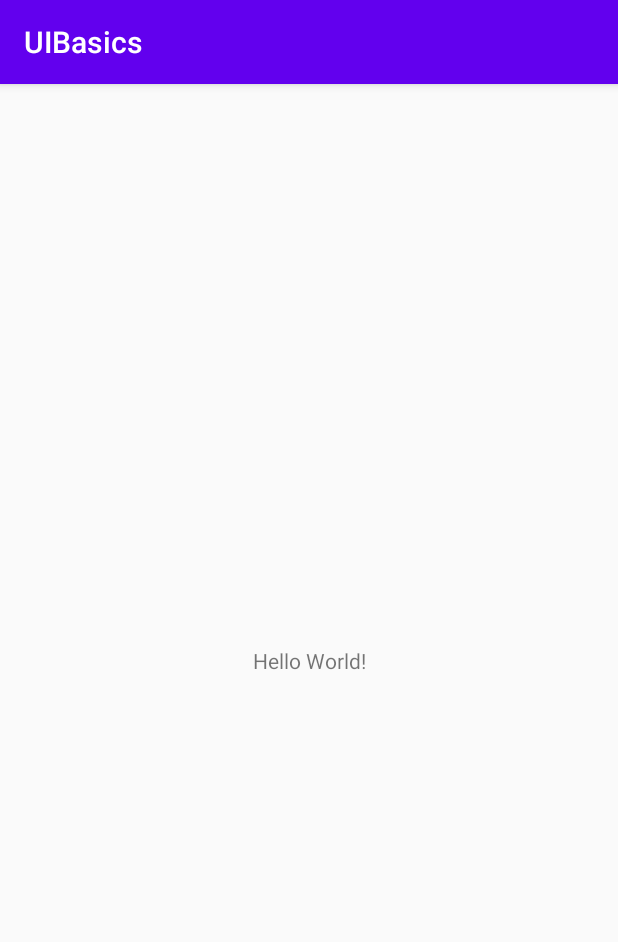
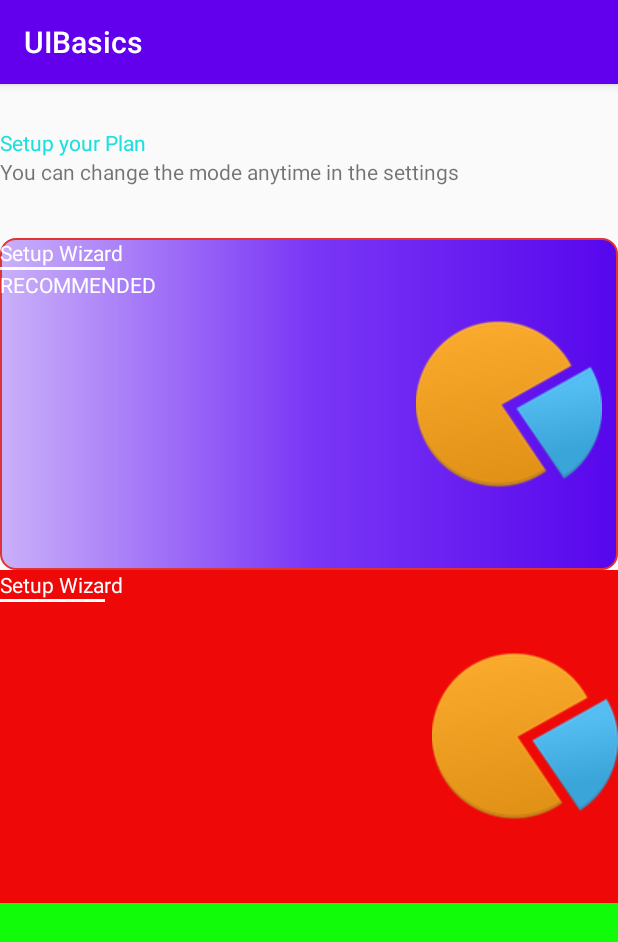
Before and after one commit to saraschandraa-m/oct2020_ui, an Android app: the screen it shows after launch (MainActivity), on a phone screen of 412 x 824 dp. Shown: the top 942 px of the screen. Run offline under Robolectric (Android 15) with nearby library versions, the phone set to English and light mode, and no system bars.

Commit message:
08Oct2020 Session Code

```diff
--- a/app/src/main/res/drawable/bg_crect_1.xml
+++ b/app/src/main/res/drawable/bg_crect_1.xml
@@ -5,14 +5,13 @@
     <stroke android:color="#E03434"
         android:width="1dp"/>
 
-    <corners android:topLeftRadius="50dp"
-        android:bottomRightRadius="50dp"/>
+    <corners android:radius="10dp"/>
 
 <!--    <solid android:color="@color/colorAccent"/>-->
 
-    <gradient android:startColor="#FC0707"
-        android:centerColor="#9EE762"
-        android:endColor="#1CF1B1"
-        android:angle="135"/>
+    <gradient android:startColor="#5706EC"
+        android:centerColor="#7A37F6"
+        android:endColor="#CAB0F9"
+        android:angle="180"/>
 
 </shape>
--- a/app/src/main/res/layout/activity_main.xml
+++ b/app/src/main/res/layout/activity_main.xml
@@ -1,18 +1,135 @@
 <?xml version="1.0" encoding="utf-8"?>
-<androidx.constraintlayout.widget.ConstraintLayout xmlns:android="http://schemas.android.com/apk/res/android"
+<LinearLayout xmlns:android="http://schemas.android.com/apk/res/android"
     xmlns:app="http://schemas.android.com/apk/res-auto"
     xmlns:tools="http://schemas.android.com/tools"
     android:layout_width="match_parent"
     android:layout_height="match_parent"
+    android:orientation="vertical"
+    android:id="@+id/main_parent"
     tools:context=".MainActivity">
 
+
     <TextView
-        android:layout_width="wrap_content"
-        android:layout_height="wrap_content"
-        android:text="Hello World!"
-        app:layout_constraintBottom_toBottomOf="parent"
-        app:layout_constraintLeft_toLeftOf="parent"
-        app:layout_constraintRight_toRightOf="parent"
-        app:layout_constraintTop_toTopOf="parent" />
+        android:layout_width="match_parent"
+        android:layout_height="0dp"
+        android:layout_weight="0.4"/>
 
-</androidx.constraintlayout.widget.ConstraintLayout>
+    <LinearLayout
+        android:layout_width="match_parent"
+        android:layout_height="0dp"
+        android:id="@+id/chidl1"
+        android:orientation="vertical"
+        android:layout_weight="1">
+
+        <TextView
+            android:layout_width="wrap_content"
+            android:layout_height="wrap_content"
+            android:textColor="#1ae1df"
+            android:text="@string/home_setup" />
+
+        <TextView
+            android:layout_width="wrap_content"
+            android:layout_height="wrap_content"
+            android:text="You can change the mode anytime in the settings"/>
+
+    </LinearLayout>
+
+    <LinearLayout
+        android:id="@+id/chidl"
+        android:layout_width="match_parent"
+        android:layout_height="0dp"
+        android:background="@drawable/bg_crect_1"
+        android:orientation="horizontal"
+        android:layout_weight="3">
+
+        <LinearLayout
+            android:id="@+id/child21"
+            android:layout_width="0dp"
+            android:layout_height="match_parent"
+            android:orientation="vertical"
+            android:layout_weight="0.65">
+
+
+            <TextView
+                android:layout_width="wrap_content"
+                android:layout_height="wrap_content"
+                android:textColor="#ffffff"
+                android:text="Setup Wizard"
+                android:textSize="14sp"/>
+
+
+            <View
+                android:layout_width="70dp"
+                android:layout_height="2dp"
+                android:background="#ffffff"/>
+
+            <TextView
+                android:layout_width="wrap_content"
+                android:layout_height="wrap_content"
+                android:text="RECOMMENDED"
+                android:textColor="#ffffff"/>
+
+        </LinearLayout>
+
+
+        <LinearLayout
+            android:id="@+id/child22"
+            android:layout_width="0dp"
+            android:layout_height="match_parent"
+            android:gravity="center"
+            android:layout_weight="0.35">
+
+
+            <ImageView
+                android:layout_width="wrap_content"
+                android:layout_height="wrap_content"
+                android:src="@drawable/pie_chart_img"/>
+
+        </LinearLayout>
+
+    </LinearLayout>
+
+    <RelativeLayout
+        android:id="@+id/child3"
+        android:layout_width="match_parent"
+        android:layout_height="0dp"
+        android:background="@color/colorRed"
+        android:layout_weight="3">
+
+
+        <ImageView
+            android:layout_width="wrap_content"
+            android:layout_height="wrap_content"
+            android:layout_alignParentEnd="true"
+            android:layout_centerVertical="true"
+            android:src="@drawable/pie_chart_img"/>
+
+
+        <TextView
+            android:id="@+id/tv_setup_wizard"
+            android:layout_width="wrap_content"
+            android:layout_height="wrap_content"
+            android:text="Setup Wizard"
+            android:textColor="#ffffff"
+            android:layout_alignParentTop="true"
+            android:layout_alignParentStart="true"/>
+
+        <View
+            android:id="@+id/vw_setup_wizard"
+            android:layout_width="70dp"
+            android:layout_height="2dp"
+            android:layout_below="@+id/tv_setup_wizard"
+            android:background="#ffffff"/>
+    </RelativeLayout>
+
+    <LinearLayout
+        android:id="@+id/child4"
+        android:layout_width="match_parent"
+        android:layout_height="0dp"
+        android:background="@color/colorGreen"
+        android:layout_weight="3"></LinearLayout>
+
+
+
+
+</LinearLayout>
--- a/app/src/main/res/values/strings.xml
+++ b/app/src/main/res/values/strings.xml
@@ -1,3 +1,6 @@
 <resources>
     <string name="app_name">UIBasics</string>
+
+
+    <string name="home_setup">Setup your Plan</string>
 </resources>
```
Also changed, not shown: app/src/main/res/layout/activity_relative.xml (added, +76 -0 lines), app/src/main/res/drawable/equilizer.png (added), app/src/main/res/drawable/note.png (added), app/src/main/res/drawable/pie_chart_img.png (added).
